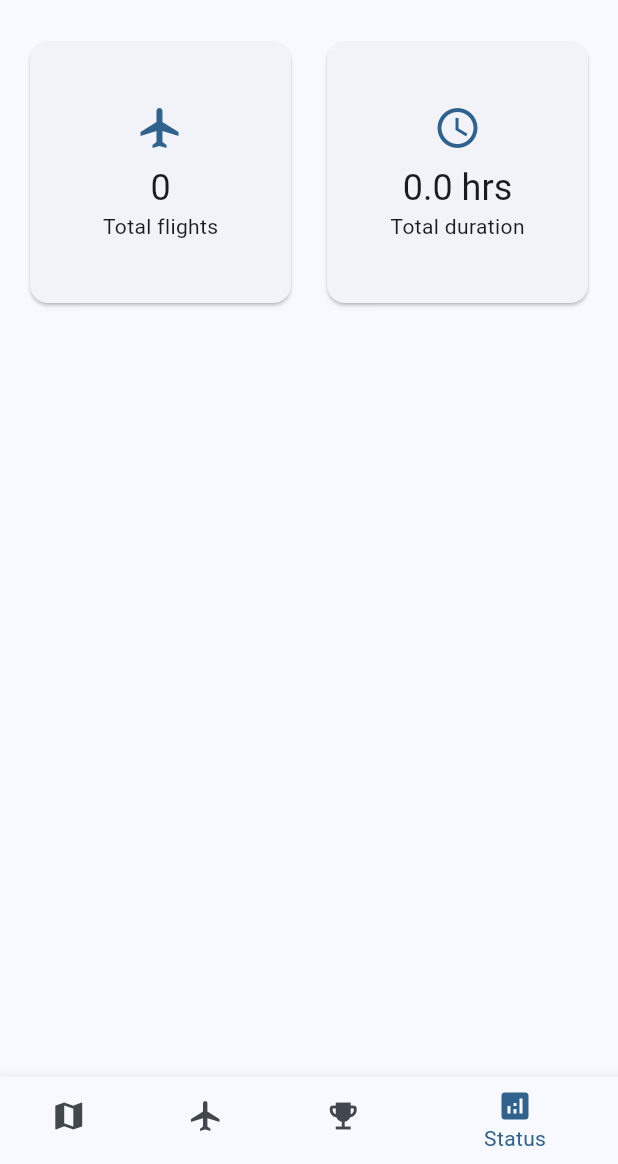
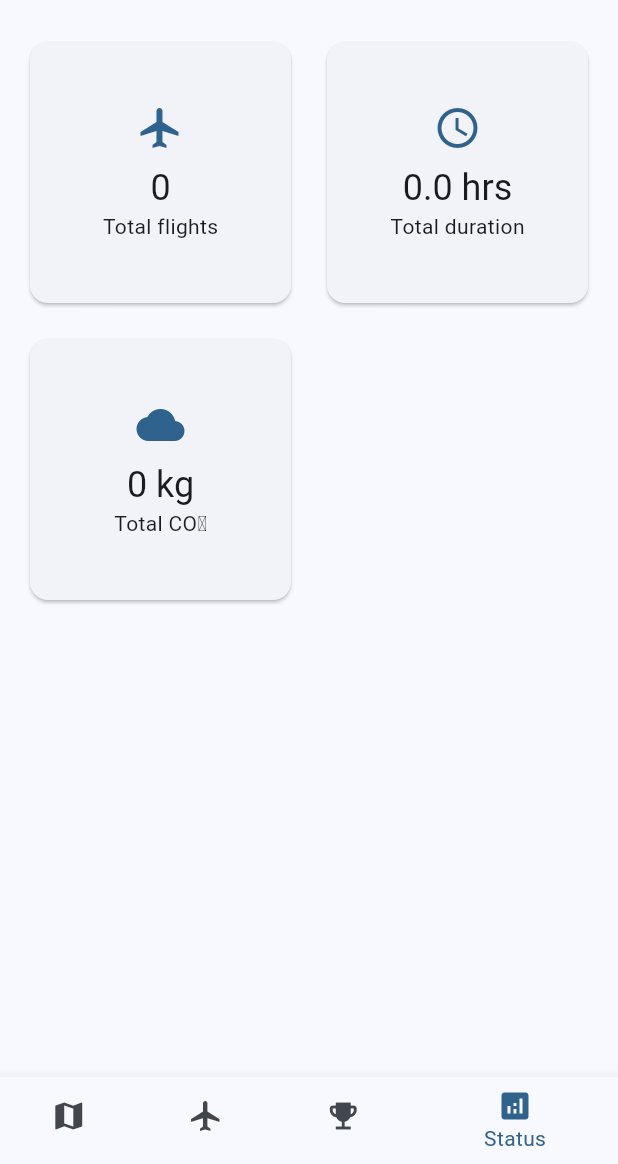
Before and after one commit to Myoxsis/SkyBook, a Flutter app: the screen it shows after launch, item 4 of the bottom bar chosen, on a phone screen of 412 x 824 dp, the part 72-1236 px from its top. Run offline on Flutter 3.47's test engine with Material 3 defaults, Android fonts, the phone set to English and light mode, and no system bars; our stand-ins replace flutter_map, google_fonts, latlong2, shared_preferences.

Commit message:
Display CO2 stats

```diff
--- a/lib/screens/flight_detail_screen.dart
+++ b/lib/screens/flight_detail_screen.dart
@@ -199,7 +199,10 @@ class FlightDetailScreen extends StatelessWidget {
       items.add(InfoRow(title: 'Distance', value: '${flight.distanceKm.round()} km', icon: Icons.straighten));
     }
     if (flight.carbonKg > 0) {
-      items.add(InfoRow(title: 'Carbon', value: '${flight.carbonKg.round()} kg CO₂', icon: Icons.cloud));
+      items.add(InfoRow(
+          title: 'CO₂ per passenger',
+          value: '${flight.carbonKg.round()} kg',
+          icon: Icons.cloud));
     }
     if (flight.travelClass.isNotEmpty) {
       items.add(InfoRow(title: 'Class', value: flight.travelClass, icon: Icons.chair));
--- a/lib/screens/status_screen.dart
+++ b/lib/screens/status_screen.dart
@@ -51,6 +51,13 @@ class _StatusScreenState extends State<StatusScreen> {
     return _flights.fold(0.0, (previousValue, element) {
       final dur = double.tryParse(element.duration) ?? 0;
       return previousValue + dur;
+    });
+  }
+
+  double get _totalCarbon {
+    return _flights.fold(0.0, (previousValue, element) {
+      final carbon = element.carbonKg;
+      return previousValue + (carbon.isNaN ? 0 : carbon);
     });
   }
 
@@ -148,6 +155,11 @@ class _StatusScreenState extends State<StatusScreen> {
                   icon: Icons.schedule,
                   label: 'Total duration',
                   value: '${_totalDuration.toStringAsFixed(1)} hrs',
+                ),
+                _StatusTile(
+                  icon: Icons.cloud,
+                  label: 'Total CO₂',
+                  value: '${_totalCarbon.round()} kg',
                 ),
               ],
             ),
```
Also changed, not shown: 1 other file.
